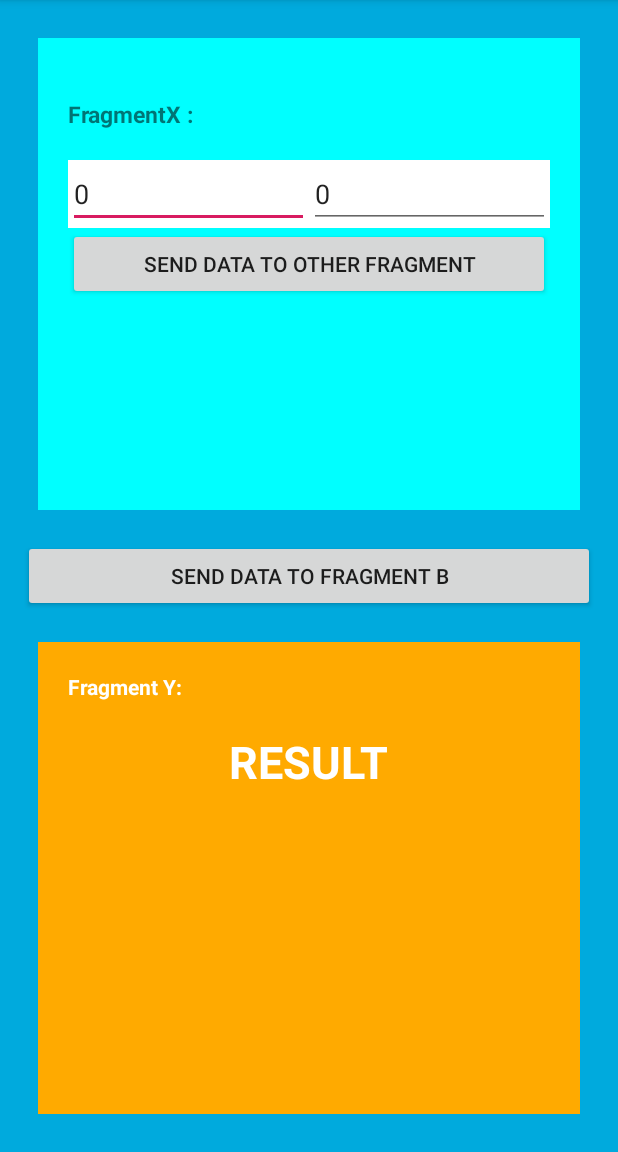
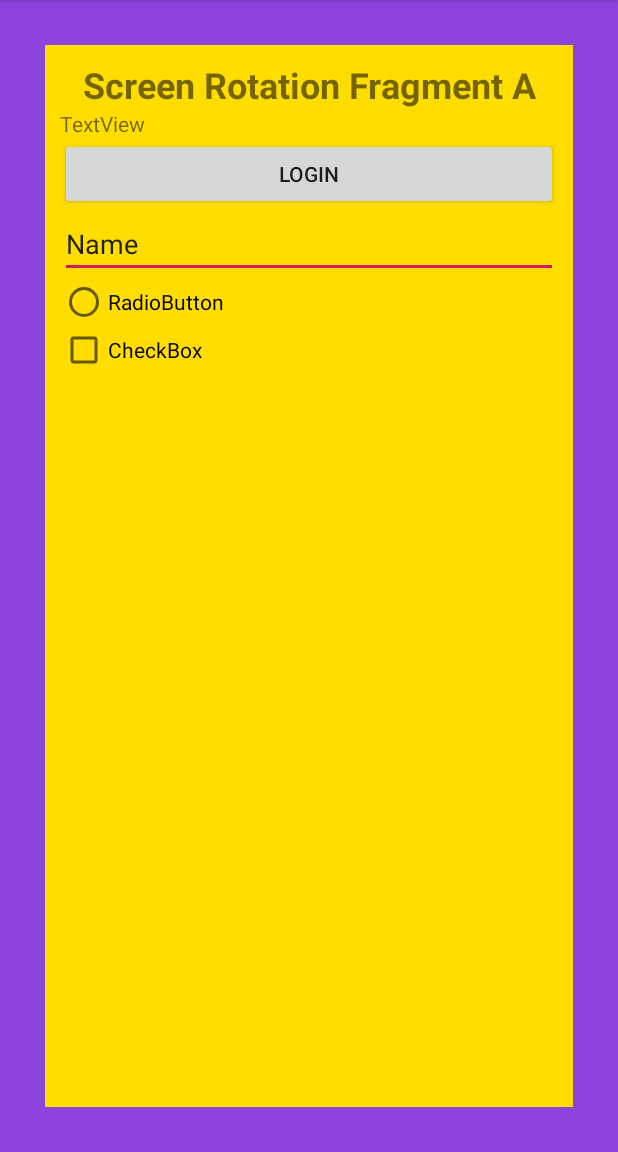
Before and after one commit to tarikuzzaman1/FundamentalsOfFragments, an Android app: the screen it shows after launch (FragmentTOFragmentActivity before the commit, ScreenRotationMainActivity after it), on a phone screen of 412 x 824 dp, the part 84-1236 px from its top. Run offline under Robolectric (Android 15) with nearby library versions, the phone set to English and light mode, and no system bars.

Commit message:
Adorsho Abashon

```diff
--- a/app/src/main/AndroidManifest.xml
+++ b/app/src/main/AndroidManifest.xml
@@ -1,7 +1,6 @@
 <?xml version="1.0" encoding="utf-8"?>
 <manifest xmlns:android="http://schemas.android.com/apk/res/android"
     package="bd.dev.tarik.fundamentalsoffragments">
-
     <!-- To access Google+ APIs: -->
     <uses-permission android:name="android.permission.INTERNET" />
 
@@ -12,8 +11,7 @@
         android:roundIcon="@mipmap/ic_launcher_round"
         android:supportsRtl="true"
         android:theme="@style/AppTheme">
-        <activity android:name=".back_stack.BackStackMainActivity" />
-        <activity android:name=".fragment_to_fragment.FragmentTOFragmentActivity">
+        <activity android:name=".screen_rotation.ScreenRotationMainActivity">
             <intent-filter>
                 <action android:name="android.intent.action.MAIN" />
 
--- a/app/src/main/java/bd/dev/tarik/fundamentalsoffragments/back_stack/BackStackFragmentB.java
+++ b/app/src/main/java/bd/dev/tarik/fundamentalsoffragments/back_stack/BackStackFragmentB.java
@@ -9,8 +9,6 @@ import android.view.View;
 import android.view.ViewGroup;
 
 import bd.dev.tarik.fundamentalsoffragments.R;
-
-import com.google.android.gms.plus.PlusOneButton;
 
 public class BackStackFragmentB extends Fragment {
 
--- /dev/null
+++ b/app/src/main/java/bd/dev/tarik/fundamentalsoffragments/screen_rotation/ScreenRotationFragmentA.java
@@ -0,0 +1,111 @@
+package bd.dev.tarik.fundamentalsoffragments.screen_rotation;
+
+
+import android.content.Context;
+import android.os.Bundle;
+
+import androidx.annotation.NonNull;
+import androidx.annotation.Nullable;
+import androidx.fragment.app.Fragment;
+
+import android.util.Log;
+import android.view.LayoutInflater;
+import android.view.View;
+import android.view.ViewGroup;
+import android.widget.Button;
+import android.widget.TextView;
+import android.widget.Toast;
+
+import org.w3c.dom.Text;
+
+import bd.dev.tarik.fundamentalsoffragments.R;
+
+public class ScreenRotationFragmentA extends Fragment {
+
+    private static final String TAG = ScreenRotationFragmentA.class.getSimpleName();
+
+    private Button button;
+    private TextView textView;
+    int score;
+    @Override
+    public void onAttach(@NonNull Context context) {
+        super.onAttach(context);
+        Log.i(TAG, "onAttach()");
+    }
+
+    @Override
+    public void onCreate(@Nullable Bundle savedInstanceState) {
+        super.onCreate(savedInstanceState);
+        Log.i(TAG, "onCreate()");
+        Toast.makeText(getActivity(), "Score value : " + score, Toast.LENGTH_LONG).show();
+    }
+    @Override
+    public View onCreateView(LayoutInflater inflater, ViewGroup container,
+                             Bundle savedInstanceState) {
+        View view = inflater.inflate(R.layout.fragment_screen_rotation_a, container, false);
+        Log.i(TAG, "onCreateView()");
+        button = view.findViewById(R.id.button);
+        textView = view.findViewById(R.id.textView);
+        button.setOnClickListener(new View.OnClickListener() {
+            @Override
+            public void onClick(View v) {
+
+            }
+        });
+        return view;
+    }
+
+    @Override
+    public void onActivityCreated(@Nullable Bundle savedInstanceState) {
+        super.onActivityCreated(savedInstanceState);
+        Log.i(TAG, "onActivityCreated()");
+    }
+
+    @Override
+    public void onStart() {
+        super.onStart();
+        Log.i(TAG, "onStart()");
+    }
+
+    @Override
+    public void onResume() {
+        super.onResume();
+        Log.i(TAG, "onResume()");
+    }
+
+    @Override
+    public void onPause() {
+        super.onPause();
+        Log.i(TAG, "onPause()");
+    }
+
+/*    @Override
+    public void onSaveInstanceState(@NonNull Bundle outState) {
+        super.onSaveInstanceState(outState);
+        Log.i(TAG, "onSaveInstanceState()");
+    }*/
+
+    @Override
+    public void onStop() {
+        super.onStop();
+        Log.i(TAG, "onStop()");
+    }
+
+    @Override
+    public void onDestroyView() {
+        super.onDestroyView();
+        Log.i(TAG, "onDestroyView()");
+    }
+
+    @Override
+    public void onDestroy() {
+        super.onDestroy();
+        Log.i(TAG, "onDestroy()");
+    }
+
+    @Override
+    public void onDetach() {
+        super.onDetach();
+        Log.i(TAG, "onDetach()");
+    }
+}
--- /dev/null
+++ b/app/src/main/java/bd/dev/tarik/fundamentalsoffragments/screen_rotation/ScreenRotationMainActivity.java
@@ -0,0 +1,19 @@
+package bd.dev.tarik.fundamentalsoffragments.screen_rotation;
+
+import androidx.appcompat.app.AppCompatActivity;
+import androidx.fragment.app.FragmentManager;
+
+import android.os.Bundle;
+
+import bd.dev.tarik.fundamentalsoffragments.R;
+
+public class ScreenRotationMainActivity extends AppCompatActivity {
+
+    private static final String TAG = ScreenRotationMainActivity.class.getSimpleName();
+
+    @Override
+    protected void onCreate(Bundle savedInstanceState) {
+        super.onCreate(savedInstanceState);
+        setContentView(R.layout.activity_screen_rotation_main);
+    }
+}
--- /dev/null
+++ b/app/src/main/res/layout/activity_screen_rotation_main.xml
@@ -0,0 +1,19 @@
+<?xml version="1.0" encoding="utf-8"?>
+<RelativeLayout
+    xmlns:android="http://schemas.android.com/apk/res/android"
+    xmlns:tools="http://schemas.android.com/tools"
+    android:layout_width="match_parent"
+    android:layout_height="match_parent"
+    android:background="#8D44DD"
+    android:padding="30sp"
+    tools:context=".screen_rotation.ScreenRotationMainActivity">
+
+    <fragment
+        android:id="@+id/fragment"
+        android:name="bd.dev.tarik.fundamentalsoffragments.screen_rotation.ScreenRotationFragmentA"
+        android:layout_width="match_parent"
+        android:layout_height="match_parent"
+        android:layout_centerHorizontal="true"
+        android:layout_centerVertical="true"
+        tools:layout="@layout/fragment_screen_rotation_a"/>
+</RelativeLayout>
--- /dev/null
+++ b/app/src/main/res/layout/fragment_screen_rotation_a.xml
@@ -0,0 +1,49 @@
+<?xml version="1.0" encoding="utf-8"?>
+<LinearLayout
+    xmlns:android="http://schemas.android.com/apk/res/android"
+    android:layout_width="match_parent"
+    android:layout_height="match_parent"
+    android:orientation="vertical"
+    android:padding="10sp"
+    android:background="#FD0">
+
+    <TextView
+        android:layout_width="match_parent"
+        android:layout_height="wrap_content"
+        android:textSize="24sp"
+        android:gravity="center"
+        android:textStyle="bold"
+        android:text="Screen Rotation Fragment A" />
+
+    <TextView
+        android:id="@+id/textView"
+        android:layout_width="match_parent"
+        android:layout_height="wrap_content"
+        android:text="TextView" />
+
+    <Button
+        android:id="@+id/button"
+        android:layout_width="match_parent"
+        android:layout_height="wrap_content"
+        android:text="LOGIN" />
+
+    <EditText
+        android:id="@+id/editText"
+        android:layout_width="match_parent"
+        android:layout_height="wrap_content"
+        android:ems="10"
+        android:inputType="textPersonName"
+        android:text="Name" />
+
+    <RadioButton
+        android:id="@+id/radioButton"
+        android:layout_width="match_parent"
+        android:layout_height="wrap_content"
+        android:text="RadioButton" />
+
+    <CheckBox
+        android:id="@+id/checkBox"
+        android:layout_width="match_parent"
+        android:layout_height="wrap_content"
+        android:text="CheckBox" />
+</LinearLayout>
```
Also changed, not shown: app/src/main/java/bd/dev/tarik/fundamentalsoffragments/back_stack/BackStackMainActivity.java (+13 -4 lines), app/src/main/res/layout/fragment_back_stack_b.xml (+10 -9 lines), 1 other file.
